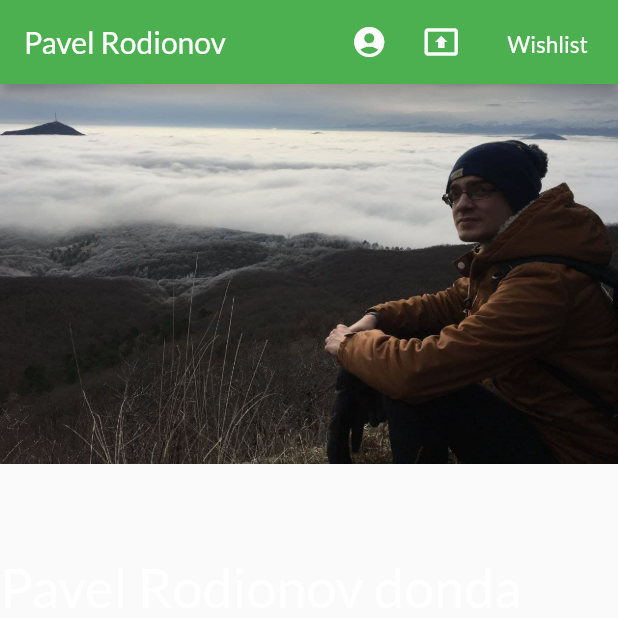
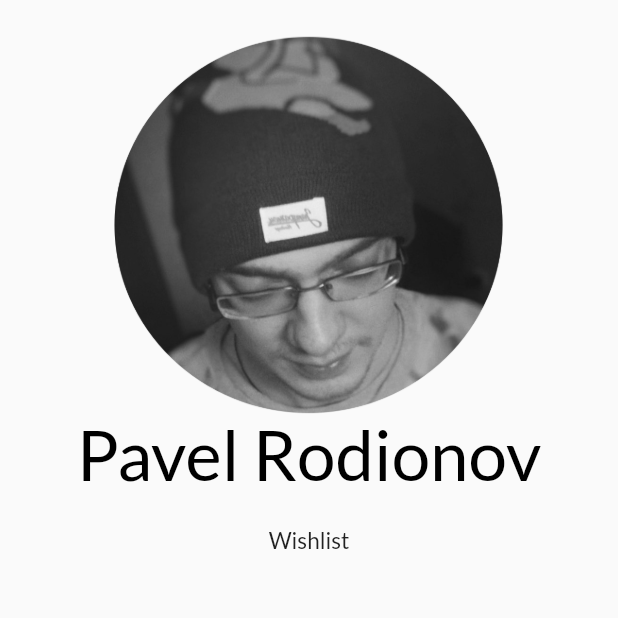
Before and after one commit to brennschlus/personal, a Flutter app: the screen it shows after launch, on a phone screen of 412 x 824 dp, the top half of it. Run offline on Flutter 3.47's test engine with Material 2 defaults, Android fonts, the light colour scheme and no system bars; our stand-ins replace google_fonts; missing offline and left inert: dart:html.

Commit message:
redisign home page

```diff
--- a/lib/screens/home_page.dart
+++ b/lib/screens/home_page.dart
@@ -16,22 +16,34 @@ class _HomePageState extends State<HomePage> {
   @override
   Widget build(BuildContext context) {
     return Scaffold(
-      extendBodyBehindAppBar: true,
-      appBar: AppBar(
-        title: Text('Pavel Rodionov'),
-        actions: [
-          IconButton(
-            onPressed: () {
-              Navigator.pushNamed(context, AboutPage.id);
-            },
-            icon: Icon(Icons.account_circle),
+      body: Column(
+        children: [
+          SizedBox(
+            height: 20,
           ),
-          IconButton(
-            onPressed: () {
-              Navigator.pushNamed(context, WishlistPage.id);
-            },
-            icon: Icon(Icons.present_to_all),
+          SizedBox(
+            width: 260,
+            child: Container(
+              child: Image.asset(
+                'images/photo.png',
               ),
+            ),
+          ),
+          Align(
+            alignment: Alignment.center,
+            child: Text(
+              'Pavel Rodionov',
+              style: TextStyle(
+                fontSize: 46,
+                color: Colors.black,
+              ),
+            ),
+          ),
+          Align(
+            alignment: Alignment.center,
+            child: Row(
+              mainAxisAlignment: MainAxisAlignment.center,
+              children: [
                 InkWell(
                   child: Padding(
                     padding: const EdgeInsets.all(20.0),
@@ -53,25 +65,6 @@ class _HomePageState extends State<HomePage> {
                 )
               ],
             ),
-      body: Stack(
-        children: [
-          SizedBox(
-            width: MediaQuery.of(context).size.width,
-            child: Container(
-              child: Image.asset(
-                'images/myphoto.jpg',
-              ),
-            ),
-          ),
-          Align(
-            alignment: Alignment.centerLeft,
-            child: Text(
-              'Pavel Rodionov donda donda donda',
-              style: TextStyle(
-                fontSize: 36,
-                color: Colors.white,
-              ),
-            ),
           )
         ],
       ),
```
Also changed, not shown: images/15minute.png (added), images/dcc938f77603.png (added), images/photo.png (added), pubspec.lock, 1 other file. Lines whose indentation alone changed are shown as unchanged.
